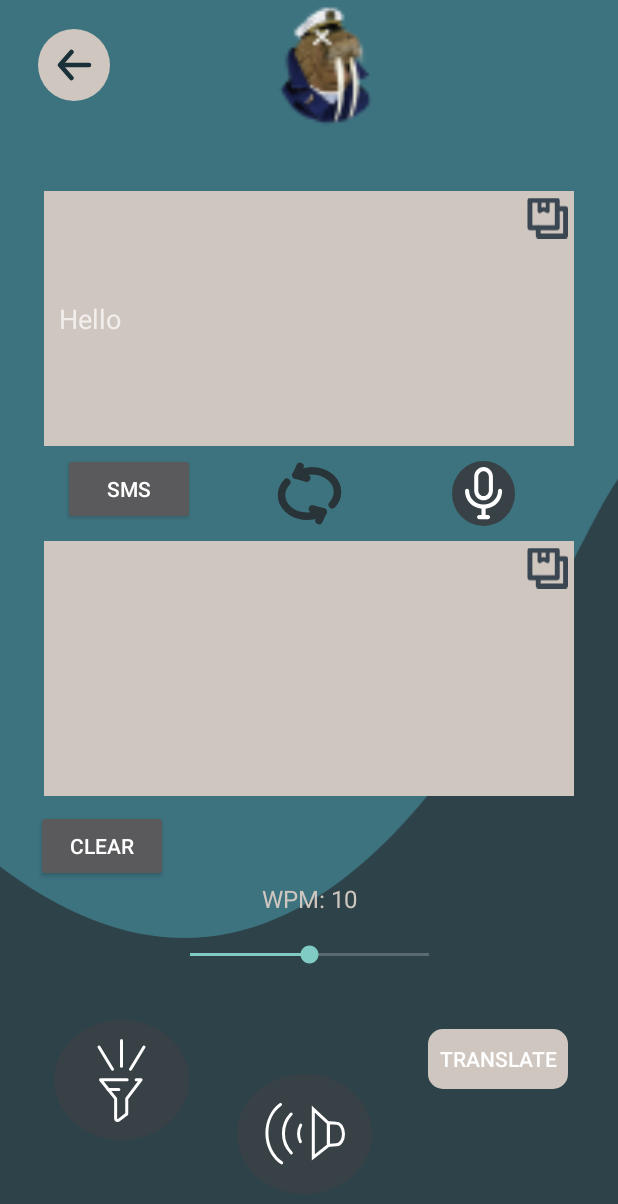
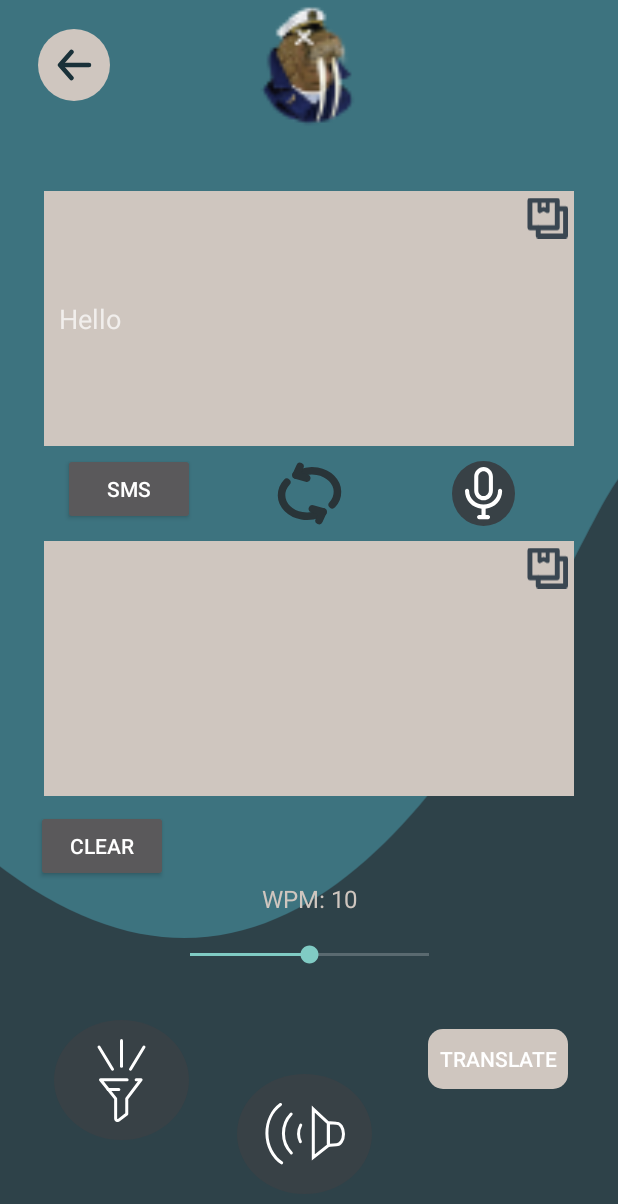
Before and after one commit to Blanccov/morslownik, an Android app built with Jetpack Compose: the TranslatorActivity screen opened directly, with no data from a screen before it, on a phone screen of 412 x 824 dp. Shown: the top 1204 px of the screen. Run offline under Robolectric (Android 15) with nearby library versions, the phone set to English and light mode, and no system bars; libraries missing offline, so code that uses them is left out: com.github.dhaval2404.imagepicker, com.google.mlkit.vision.

Commit message:
permission denied

```diff
--- a/app/src/main/AndroidManifest.xml
+++ b/app/src/main/AndroidManifest.xml
@@ -6,7 +6,6 @@
         android:name="android.hardware.telephony"
         android:required="true" />
 
-    <uses-permission android:name="android.permission.RECORD_AUDIO" />
     <uses-permission android:name="android.permission.VIBRATE" />
     <uses-permission android:name="android.permission.WRITE_EXTERNAL_STORAGE" />
     <uses-permission android:name="android.permission.READ_EXTERNAL_STORAGE" />
--- a/app/src/main/res/layout/translatorlayout.xml
+++ b/app/src/main/res/layout/translatorlayout.xml
@@ -83,12 +83,10 @@
         android:id="@+id/imageView4"
         android:layout_width="125dp"
         android:layout_height="127dp"
-        android:layout_marginStart="82dp"
         android:layout_marginTop="-20dp"
-        android:layout_marginEnd="83dp"
         android:src="@drawable/morsik"
-        app:layout_constraintHorizontal_bias="0.478"
-        app:layout_constraintStart_toEndOf="@+id/backButton"
+        app:layout_constraintEnd_toEndOf="parent"
+        app:layout_constraintStart_toStartOf="parent"
         app:layout_constraintTop_toTopOf="parent" />
 
     <EditText
```
